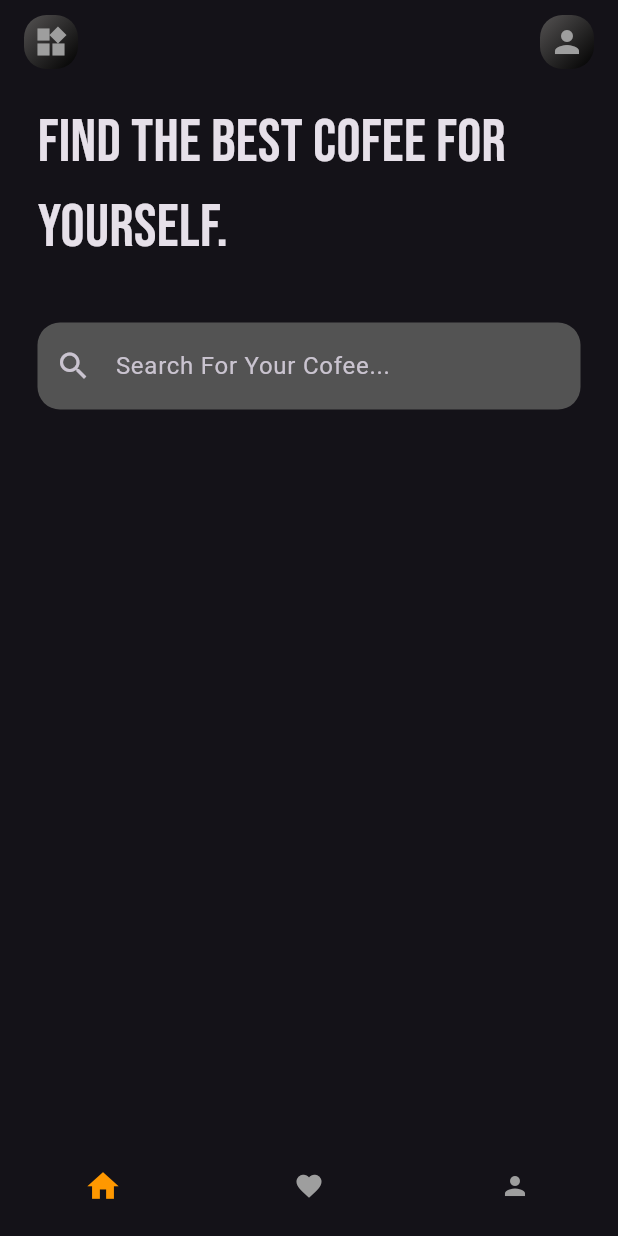
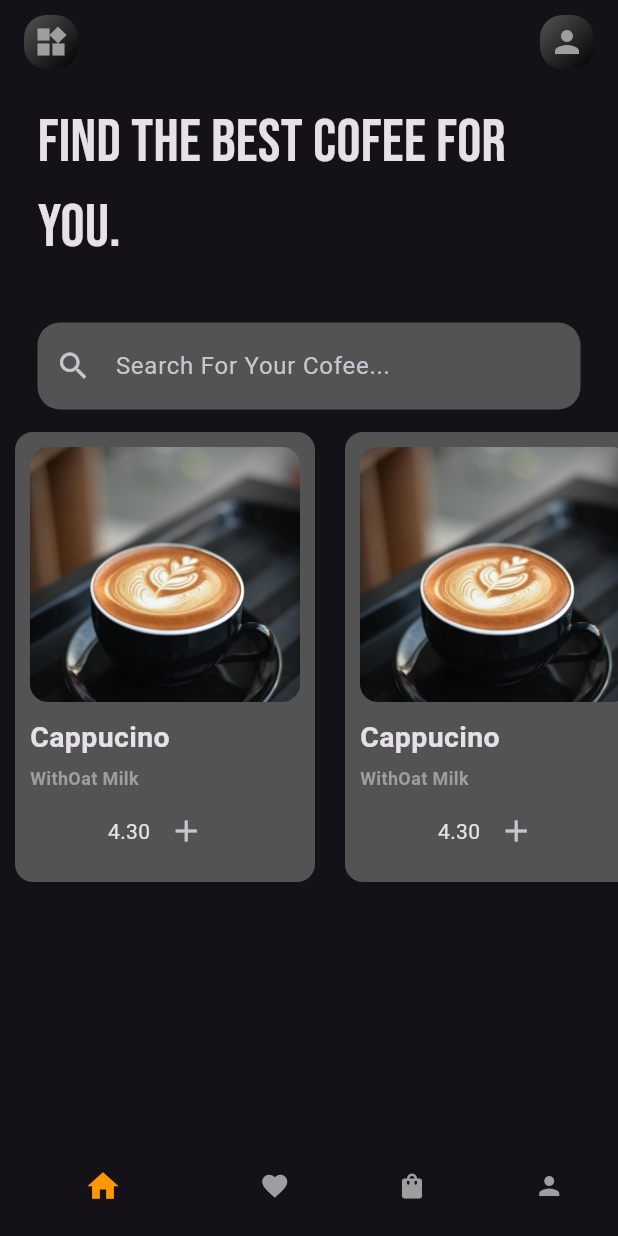
Before and after one commit to ankithshetty17/Cofee-UI, a Flutter app: the screen it shows after launch, on a phone screen of 412 x 824 dp. Run offline on Flutter 3.47's test engine with Material 3 defaults, Android fonts, the phone set to English and light mode, and no system bars.

Commit message:
Listview.Builer

```diff
--- a/lib/main.dart
+++ b/lib/main.dart
@@ -1,5 +1,4 @@
-import 'package:cofee/pages/home_page.dart';
-import 'package:cofee/widgets/bottom_navigation.dart';
+import 'package:cofee/pages/splash_screen.dart';
 import 'package:flutter/material.dart';
 
 void main() {
@@ -9,7 +8,6 @@ void main() {
 class MyApp extends StatelessWidget {
   const MyApp({super.key});
 
-  // This widget is the root of your application.
   @override
   Widget build(BuildContext context) {
 
@@ -19,7 +17,7 @@ class MyApp extends StatelessWidget {
         brightness: Brightness.dark,
         primarySwatch: Colors.orange
       ),
-      home:const BottomNavigator()
+      home:const SplashScreen()
     );
   }
 }
--- /dev/null
+++ b/lib/models/product.dart
@@ -0,0 +1,14 @@
+class Product{
+  final String imagepath;
+  final String title;
+  final String subtitle;
+  final double rating;
+  final String  price;
+
+Product({required this.imagepath,
+         required this.title,
+         required this.subtitle,
+         required this.price,
+         required this.rating
+         });
+}
--- /dev/null
+++ b/lib/pages/cart_page.dart
@@ -0,0 +1,17 @@
+import 'package:flutter/material.dart';
+
+class CartPage extends StatefulWidget {
+  const CartPage({super.key});
+
+  @override
+  State<CartPage> createState() => _CartPageState();
+}
+
+class _CartPageState extends State<CartPage> {
+  @override
+  Widget build(BuildContext context) {
+    return Center(
+      child: Text('Cart Page'),
+    );
+  }
+}
--- a/lib/pages/home_page.dart
+++ b/lib/pages/home_page.dart
@@ -1,8 +1,7 @@
+import 'package:cofee/models/product.dart';
+import 'package:cofee/widgets/cofee_view.dart';
 import 'package:cofee/widgets/custom_icon.dart';
 import 'package:flutter/material.dart';
-
-
-
 
 class HomePage extends StatefulWidget {
   const HomePage({super.key});
@@ -12,6 +11,36 @@ class HomePage extends StatefulWidget {
 }
 
 class _HomePageState extends State<HomePage> {
+  List<Product> products=[
+    Product(
+            imagepath: 'assets/images/capccino.jpeg',
+            title: 'Cappucino',
+            subtitle: 'WithOat Milk',
+            price: '4.30',
+            rating: 4.1
+            ),
+    Product(
+            imagepath:'assets/images/capccino.jpeg',
+            title: 'Cappucino',
+            subtitle: 'WithOat Milk',
+            price: '4.30',
+            rating: 4.1
+            ),
+    Product(
+            imagepath: 'assets/images/capccino.jpeg',
+            title: 'Cappucino',
+            subtitle: 'WithOat Milk',
+            price: '4.30',
+            rating: 4.1
+            ),
+     Product(
+            imagepath:'assets/images/capccino.jpeg',
+            title: 'Cappucino',
+            subtitle: 'WithOat Milk',
+            price: '4.30',
+            rating: 4.1
+            ),
+  ];
   @override
   Widget build(BuildContext context) {
     return Scaffold(
@@ -23,20 +52,18 @@ class _HomePageState extends State<HomePage> {
         title:const Row(
           mainAxisAlignment: MainAxisAlignment.spaceBetween,
           children:[
-        CustomIcons(Icons: Icons.widgets),
-
-
-           CustomIcons(Icons: Icons.person)
+        CustomIcons(icon: Icons.widgets,ontap: null,),
+           CustomIcons(icon:Icons.person,ontap: null,)
 
         ],
       ),
       ),
 
-     body:const SafeArea(child:
+     body: SafeArea(child:
       Column(
       children: [
         Padding(padding: EdgeInsets.symmetric(horizontal: 25,vertical: 10),
-        child:Text('FIND THE BEST COFEE FOR YOURSELF.',
+        child:Text('FIND THE BEST COFEE FOR YOU.',
         style: TextStyle(
           fontFamily: 'Bebas',
           fontSize: 40,
@@ -47,11 +74,13 @@ class _HomePageState extends State<HomePage> {
         Padding(padding: EdgeInsets.symmetric(horizontal: 25),
         child:
         TextField(
+          style: TextStyle(color: Color.fromARGB(255, 224, 222, 222),fontWeight: FontWeight.bold),
           decoration: InputDecoration(
             contentPadding: EdgeInsets.symmetric(vertical: 17,horizontal: 10),
             filled: true,
             fillColor: Color.fromARGB(255, 83, 83, 83),
             hintText: 'Search For Your Cofee...',
+            hintStyle: TextStyle(fontWeight: FontWeight.normal),
             prefixIcon: Icon(Icons.search),
             enabledBorder: OutlineInputBorder(
               borderRadius: BorderRadius.all(Radius.circular(15)),
@@ -65,6 +94,21 @@ class _HomePageState extends State<HomePage> {
           ),
         ),
         ),
+        SizedBox(height: 15,),
+        SizedBox(height:300,
+        child:
+       Expanded(
+        child:
+       ListView.builder(
+        scrollDirection: Axis.horizontal,
+        itemCount: products.length,
+        itemBuilder: (BuildContext,index){
+          final Product=products[index];
+       return CofeeView(product: Product);
+       }
+       )
+       ),
+        ),
       ],
      ),
     ),
--- /dev/null
+++ b/lib/pages/splash_screen.dart
@@ -0,0 +1,55 @@
+import 'package:cofee/widgets/bottom_navigation.dart';
+import 'package:cofee/widgets/colours.dart';
+import 'package:flutter/material.dart';
+
+class SplashScreen extends StatefulWidget {
+  const SplashScreen({super.key});
+
+  @override
+  State<SplashScreen> createState() => _SplashScreenState();
+}
+
+class _SplashScreenState extends State<SplashScreen> with SingleTickerProviderStateMixin {
+  @override
+  void initState() {
+    super.initState();
+    Future.delayed(const Duration(seconds: 5),(){
+      Navigator.pushReplacement(context,
+      MaterialPageRoute(builder: (_)=>const BottomNavigator()));
+    });
+  }
+  @override
+  Widget build(BuildContext context) {
+    return Scaffold(
+      body:Stack(
+      children:[
+     Container(
+      constraints: const BoxConstraints.expand(),
+      child: Image.asset('assets/images/cofeebg.jpeg',fit: BoxFit.cover,),
+     ),
+     SafeArea(child:
+     Align(
+      alignment: Alignment.topCenter,
+      child:Padding(padding: EdgeInsets.only(top: MediaQuery.of(context).size.height*0.2),
+      child:
+      Column(
+        children:[
+      const  Text('CafeSip',
+      style: TextStyle(fontFamily: 'Playwrite', fontSize: 50,),
+      ),
+      const SizedBox(height: 2),
+       Text('Buy The Best Cofee From Us',
+      style: TextStyle(fontWeight: FontWeight.bold, fontSize: 14,color: txtcol),
+      ),
+        ],
+      ),
+      ),
+     ),
+     ),
+      ],
+
+      ),
+
+    );
+  }
+}
--- a/lib/widgets/bottom_navigation.dart
+++ b/lib/widgets/bottom_navigation.dart
@@ -1,3 +1,4 @@
+import 'package:cofee/pages/cart_page.dart';
 import 'package:cofee/pages/fav_page.dart';
 import 'package:cofee/pages/home_page.dart';
 import 'package:cofee/pages/profile_page.dart';
@@ -20,6 +21,7 @@ class _BottomNavigatorState extends State<BottomNavigator> {
   final List <Widget> _body=const [
     HomePage(),
     FavPage(),
+    CartPage(),
     Profile(),
   ];
   @override
@@ -40,7 +42,11 @@ bottomNavigationBar: BottomNavigationBar(
 
         ),
          BottomNavigationBarItem(
-          icon: Icon(Icons.favorite),
+          icon: Icon(Icons.favorite,),
+           label:''
+        ),
+         BottomNavigationBarItem(
+          icon: Icon(Icons.shopping_bag),
            label:''
         ),
          BottomNavigationBarItem(
--- /dev/null
+++ b/lib/widgets/cofee_view.dart
@@ -0,0 +1,56 @@
+import 'package:cofee/models/product.dart';
+import 'package:flutter/material.dart';
+
+
+class CofeeView extends StatelessWidget {
+  final Product product;
+  const CofeeView({super.key,required this.product});
+
+  @override
+  Widget build(BuildContext context) {
+    return Container(
+      decoration: BoxDecoration(
+        borderRadius: BorderRadius.circular(12),
+        color: Color.fromARGB(255, 83, 83, 83),
+      ),
+      margin: EdgeInsets.symmetric(horizontal: 10),
+      padding: EdgeInsets.all(10),
+     child:
+     Column(
+
+
+      children: [
+          Expanded(child:
+        Column(
+         crossAxisAlignment: CrossAxisAlignment.start,
+
+          children:[
+        ClipRRect(
+          borderRadius: BorderRadius.circular(12),
+          child:
+        Image.asset(product.imagepath,height: 170,width: 180,fit: BoxFit.cover,),),
+        SizedBox(height: 10),
+        Text(product.title,style: TextStyle(fontWeight: FontWeight.bold,fontSize: 19),),
+         SizedBox(height: 5),
+        Text(product.subtitle,style: TextStyle(color: Colors.grey,fontWeight: FontWeight.bold,fontSize: 12),),
+          ],
+        ),
+          ),
+        Row(
+          mainAxisAlignment: MainAxisAlignment.spaceBetween,
+          children: [
+          Text(product.price),
+          ClipRRect(
+            borderRadius: BorderRadius.circular(12),
+            child:
+          IconButton(onPressed: (){},
+          icon: Icon(Icons.add),
+          ),
+          )
+          ],
+        )
+      ],
+     ),
+    );
+  }
+}
--- /dev/null
+++ b/lib/widgets/colours.dart
@@ -0,0 +1,3 @@
+import 'package:flutter/material.dart';
+
+var txtcol = const  Color.fromARGB(255, 212, 211, 211);
--- a/lib/widgets/custom_icon.dart
+++ b/lib/widgets/custom_icon.dart
@@ -1,12 +1,19 @@
+
+
 import 'package:flutter/material.dart';
 
 class CustomIcons extends StatelessWidget {
-  final IconData Icons;
-  const CustomIcons({super.key,required this.Icons});
+  final IconData icon;
+  final void Function()? ontap;
+  const CustomIcons({super.key,required this.icon,required this.ontap});
+
 
   @override
   Widget build(BuildContext context) {
-    return Container(
+    return GestureDetector(
+      onTap: ontap,
+      child:
+    Container(
       decoration: BoxDecoration(
         borderRadius: BorderRadius.circular(15),
         gradient:const  LinearGradient(
@@ -15,7 +22,8 @@ class CustomIcons extends StatelessWidget {
           begin: Alignment.bottomRight)
       ),
       padding:const  EdgeInsets.all(6),
-      child: Icon(Icons,color: Colors.grey,),
+      child: Icon(icon,color: Colors.grey,),
+    ),
     );
   }
 }
```
Also changed, not shown: pubspec.yaml (+6 -5 lines), assets/fonts/PlaywriteDKLoopet-VariableFont_wght.ttf (added), assets/images/capccino.jpeg (added), assets/images/cofeebg.jpeg (added).
